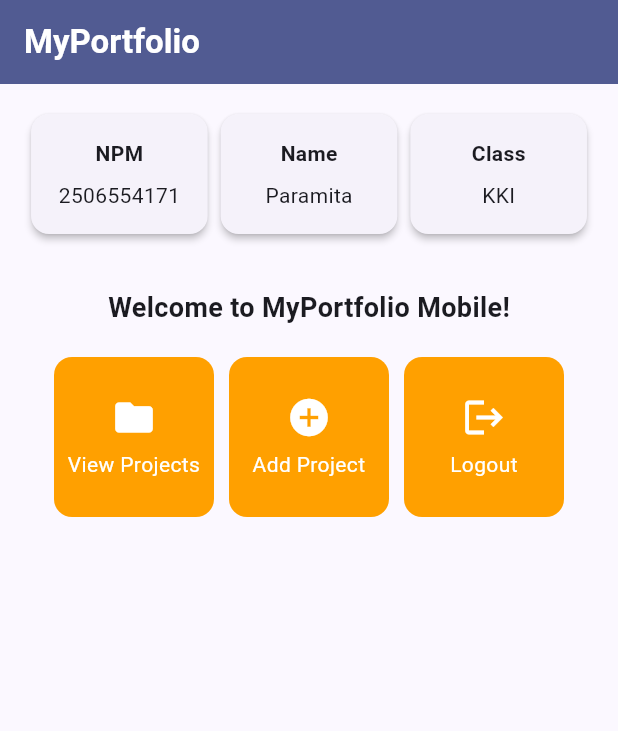
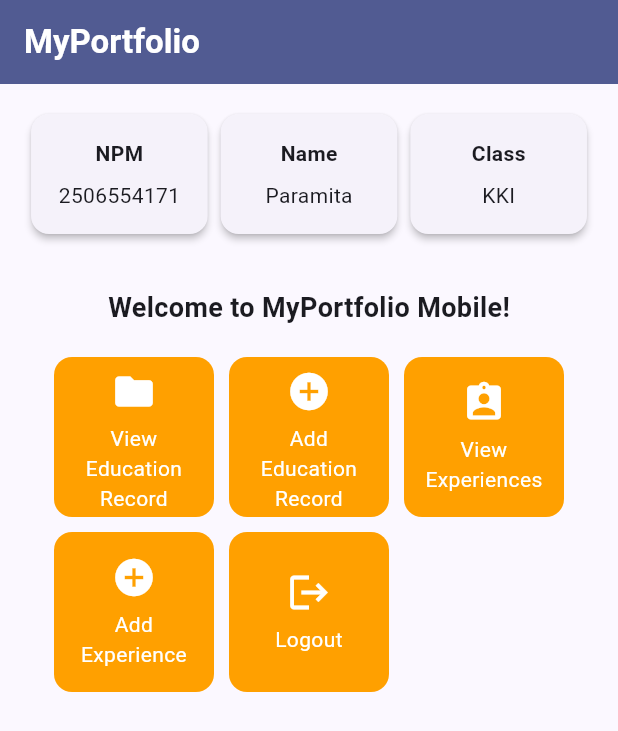
Before and after one commit to paramitasan/myportofolio_mobile, a Flutter app: the screen it shows after launch, on a phone screen of 412 x 824 dp. Shown: the top 731 px of the screen. Run offline on Flutter 3.47's test engine with Material 3 defaults, Android fonts, the phone set to English and light mode, and no system bars.

Commit message:
feat: button to view and add Education, Experience

```diff
--- a/lib/menu.dart
+++ b/lib/menu.dart
@@ -8,8 +8,10 @@ class MyHomePage extends StatelessWidget {
   final String kelas = "KKI";
 
   final List<ItemHomepage> items = [
-    ItemHomepage("View Projects", Icons.folder),
-    ItemHomepage("Add Project", Icons.add_circle),
+    ItemHomepage("View Education Record", Icons.folder),
+    ItemHomepage("Add Education Record", Icons.add_circle),
+    ItemHomepage("View Experiences", Icons.assignment_ind),
+    ItemHomepage("Add Experience", Icons.add_circle),
     ItemHomepage("Logout", Icons.logout),
   ];
 
```
